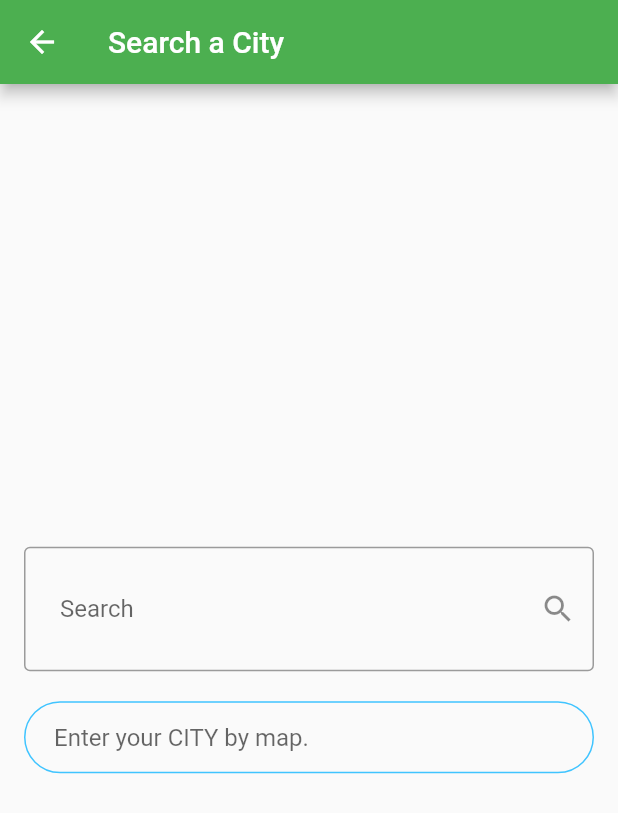
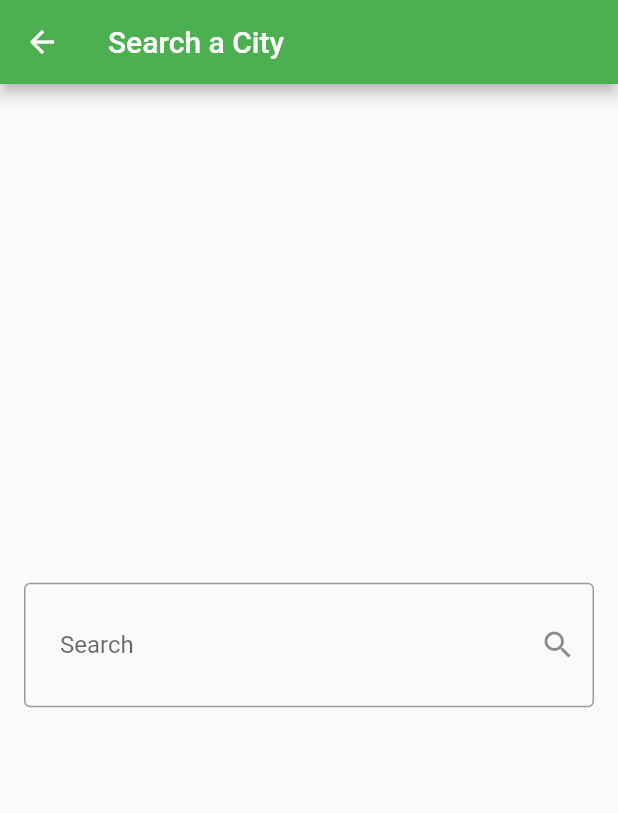
Before and after one commit to mahmoudelbursh/weatherApp, a Flutter app: the searchPage screen opened directly, on a phone screen of 412 x 824 dp. Shown: the top 813 px of the screen. Run offline on Flutter 3.47's test engine with Material 2 defaults, Android fonts, the phone set to English and light mode, and no system bars; missing offline and left inert: snackbar.

Commit message:
seccond commit

```diff
--- a/lib/pages/search_page.dart
+++ b/lib/pages/search_page.dart
@@ -6,7 +6,7 @@ import 'package:provider/provider.dart';
 import 'package:snackbar/snackbar.dart';
 
 import 'package:weather_app/models/weather_model.dart';
-import 'package:weather_app/pages/snackbar.dart';
+//import 'package:weather_app/pages/snackbar.dart';
 import 'package:weather_app/providers/weather_provider.dart';
 import 'package:weather_app/services/weather_services.dart';
 
@@ -53,7 +53,7 @@ class _searchPageState extends State<searchPage> {
                     } catch (e) {
                       final snackBar = SnackBar(
                           content:
-                              Text('ERROR , check your internet or cuntry'));
+                              Text('ERROR , check your internet or cuntry!'));
                       ScaffoldMessenger.of(context).showSnackBar(snackBar);
                     }
                   },
@@ -91,29 +91,29 @@ class _searchPageState extends State<searchPage> {
                 SizedBox(
                   height: 20,
                 ),
-                TextField(
-                  onChanged: (value) {
-                    //Do something with the user input.
-                  },
-                  decoration: InputDecoration(
-                    hintText: 'Enter your CITY by map.',
-                    contentPadding:
-                        EdgeInsets.symmetric(vertical: 10.0, horizontal: 20.0),
-                    border: OutlineInputBorder(
-                      borderRadius: BorderRadius.all(Radius.circular(32.0)),
-                    ),
-                    enabledBorder: OutlineInputBorder(
-                      borderSide:
-                          BorderSide(color: Colors.lightBlueAccent, width: 1.0),
-                      borderRadius: BorderRadius.all(Radius.circular(32.0)),
-                    ),
-                    focusedBorder: OutlineInputBorder(
-                      borderSide:
-                          BorderSide(color: Colors.lightBlueAccent, width: 2.0),
-                      borderRadius: BorderRadius.all(Radius.circular(32.0)),
-                    ),
-                  ),
-                ),
+                //   TextField(
+                //     onChanged: (value) {
+                //       //Do something with the user input.
+                //     },
+                //     decoration: InputDecoration(
+                //       hintText: 'Enter your CITY by map.',
+                //       contentPadding:
+                //           EdgeInsets.symmetric(vertical: 10.0, horizontal: 20.0),
+                //       border: OutlineInputBorder(
+                //         borderRadius: BorderRadius.all(Radius.circular(32.0)),
+                //       ),
+                //       enabledBorder: OutlineInputBorder(
+                //         borderSide:
+                //             BorderSide(color: Colors.lightBlueAccent, width: 1.0),
+                //         borderRadius: BorderRadius.all(Radius.circular(32.0)),
+                //       ),
+                //       focusedBorder: OutlineInputBorder(
+                //         borderSide:
+                //             BorderSide(color: Colors.lightBlueAccent, width: 2.0),
+                //         borderRadius: BorderRadius.all(Radius.circular(32.0)),
+                //       ),
+                //     ),
+                //   ),
               ],
             ),
           ),
```
Also changed, not shown: lib/pages/snackbar.dart (deleted, +0 -48 lines).
